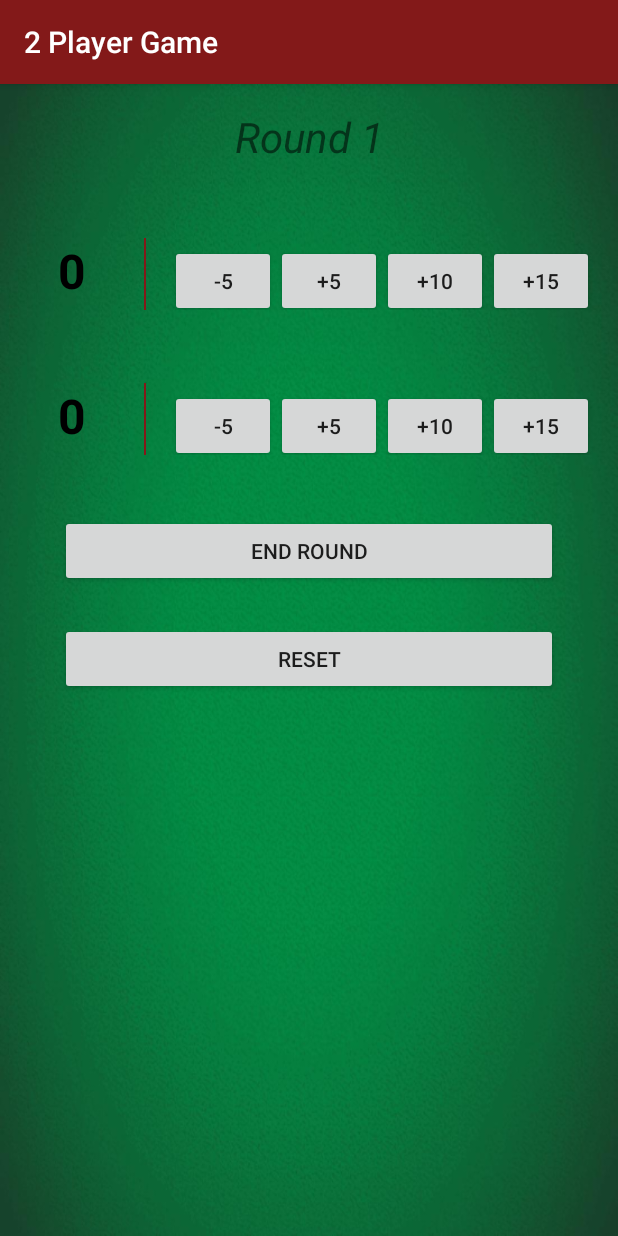
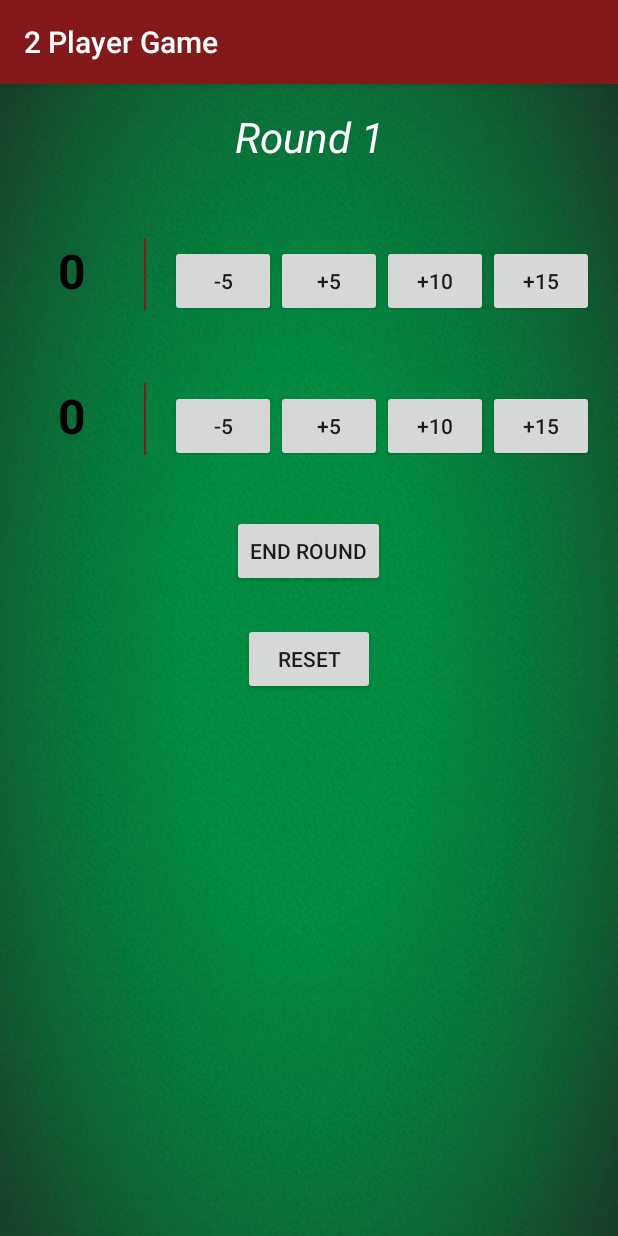
Before and after one commit to coding-catie/Rummy-500-Scorepad, an Android app: the Game2Players screen opened directly, with no data from a screen before it, on a phone screen of 412 x 824 dp. Run offline under Robolectric (Android 15) with nearby library versions, the phone set to English and light mode, and no system bars.

Commit message:
UI changes to game screens

```diff
--- a/app/src/main/res/layout/activity_enter4_players_names.xml
+++ b/app/src/main/res/layout/activity_enter4_players_names.xml
@@ -9,7 +9,7 @@
     <LinearLayout
         android:layout_width="match_parent"
         android:layout_height="0dp"
-        android:layout_weight="2"
+        android:layout_weight="1"
         android:orientation="horizontal"
         android:gravity="center">
         <TextView
@@ -85,7 +85,7 @@
     <LinearLayout
         android:layout_width="match_parent"
         android:layout_height="0dp"
-        android:layout_weight="2"
+        android:layout_weight="1"
         android:orientation="horizontal"
         android:gravity="center">
         <Button
--- a/app/src/main/res/layout/activity_game2_players.xml
+++ b/app/src/main/res/layout/activity_game2_players.xml
@@ -3,14 +3,10 @@
     android:layout_height="match_parent"
     android:fillViewport="true">
 
-    <RelativeLayout
-        android:layout_width="match_parent"
-        android:layout_height="wrap_content"
-        android:background="@drawable/greenbackground" >
-
     <LinearLayout
         android:layout_width="match_parent"
         android:layout_height="wrap_content"
+        android:background="@drawable/greenbackground"
         android:orientation="vertical">
 
         <TextView
@@ -20,6 +16,7 @@
             android:gravity="center_horizontal"
             android:textStyle="italic"
             android:textSize="28sp"
+            android:textColor="@color/white"
             android:text="@string/round_text"
             android:layout_marginTop="16dp"/>
 
@@ -161,25 +158,24 @@
         </RelativeLayout>
         <Button
             android:id="@+id/round_button"
-                android:layout_width="match_parent"
+            android:layout_width="wrap_content"
             android:layout_height="wrap_content"
             android:layout_marginTop="40dp"
             android:layout_marginLeft="40dp"
             android:layout_marginRight="40dp"
             android:text="@string/end_round"
-                android:gravity="center"
+            android:layout_gravity="center"
             android:onClick="addRound"
             android:layout_marginBottom="24dp"/>
         <Button
             android:id="@+id/reset_button"
-                android:layout_width="match_parent"
+            android:layout_width="wrap_content"
             android:layout_height="wrap_content"
             android:layout_marginLeft="40dp"
             android:layout_marginRight="40dp"
             android:text="@string/reset"
-                android:gravity="center"
+            android:layout_gravity="center"
             android:onClick="reset"
-                android:layout_marginBottom="24dp"/>
+            android:layout_marginBottom="24dp" />
     </LinearLayout>
-    </RelativeLayout>
 </ScrollView>
--- a/app/src/main/res/layout/activity_main.xml
+++ b/app/src/main/res/layout/activity_main.xml
@@ -2,7 +2,7 @@
     android:layout_width="match_parent"
     android:layout_height="match_parent"
     android:orientation="vertical"
-    android:paddingBottom="50dp"
+    android:paddingBottom="32dp"
     android:background="@drawable/greenbackground">
 
     <TextView
```
Also changed, not shown: app/src/main/res/layout/activity_game3_players.xml (+6 -10 lines), app/src/main/res/layout/activity_game4_players.xml (+6 -10 lines). Lines whose indentation alone changed are shown as unchanged.
